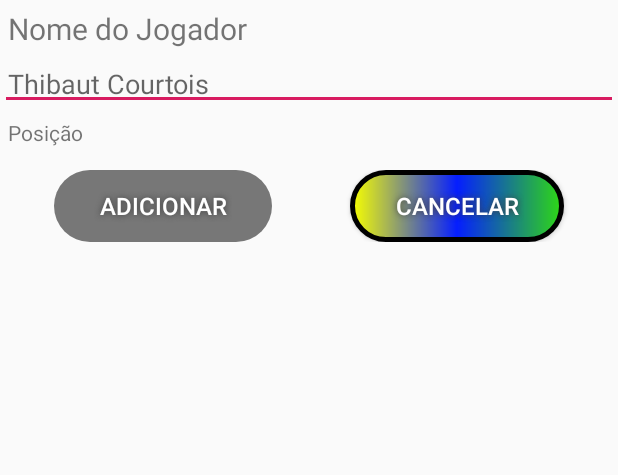
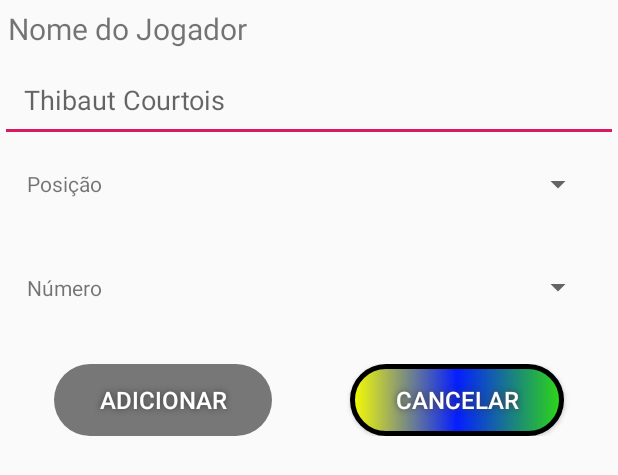
Before and after one commit to leoPirpiri/ProTournamentManager, an Android app: the layout alerta_novo_jogador.xml on its own in the app's theme, with its tools: preview values and no code run, on a phone screen of 412 x 824 dp. Shown: the top 475 px of the screen. Run offline under Robolectric (Android 15) with nearby library versions, the phone set to English and light mode, and no system bars.

Commit message:
Adcionando e editando jogadores

```diff
--- a/app/src/main/java/com/leoPirpiri/protournamentmanager/TorneioActivity.java
+++ b/app/src/main/java/com/leoPirpiri/protournamentmanager/TorneioActivity.java
@@ -264,12 +264,6 @@ public class TorneioActivity extends AppCompatActivity {
     private void mostrarAlerta(AlertDialog.Builder builder){
         alertaDialog = builder.create();
         alertaDialog.show();
-        Button btnDialog = ((Button)alertaDialog.findViewById(android.R.id.button1));
-        btnDialog.setBackgroundResource(R.drawable.button_shape_enabled);
-        btnDialog.setTextColor(getResources().getColor(R.color.btn_default_color));
-        btnDialog = ((Button)alertaDialog.findViewById(android.R.id.button2));
-        btnDialog.setBackgroundResource(R.drawable.button_shape_enabled);
-        btnDialog.setTextColor(getResources().getColor(R.color.btn_default_color));
     }
 
     private void listarTimes(){
--- a/app/src/main/java/control/Olimpia.java
+++ b/app/src/main/java/control/Olimpia.java
@@ -101,9 +101,9 @@ public class Olimpia implements Serializable {
     public Olimpia testeExemplos (Olimpia teste){
         Torneio tTeste = new Torneio(teste.getNovoTorneioId(), "Taça Pirpiri de Futsal");
         Equipe eTeste = new Equipe(tTeste.getNovoElementoId(tTeste.TIPO_TIME), "Maciel de Cima Futsal", "MCF");
-        Jogador jTeste = new Jogador(eTeste.getNovoJogadorId(), "João Cana-brava", "ATK", 2);
+        Jogador jTeste = new Jogador(eTeste.getNovoJogadorId(), "João Cana-brava", 3, 2);
         eTeste.addJogador(jTeste);
-        jTeste = new Jogador(eTeste.getNovoJogadorId(), "Nome do goleiro", "GK", 1);
+        jTeste = new Jogador(eTeste.getNovoJogadorId(), "Nome do goleiro", 4, 1);
         eTeste.addJogador(jTeste);
         tTeste.addTime(eTeste);
         teste.addTorneio(tTeste);
--- a/app/src/main/res/layout/alerta_novo_jogador.xml
+++ b/app/src/main/res/layout/alerta_novo_jogador.xml
@@ -1,50 +1,88 @@
 <?xml version="1.0" encoding="utf-8"?>
-<LinearLayout
-    xmlns:android="http://schemas.android.com/apk/res/android"
+<LinearLayout xmlns:android="http://schemas.android.com/apk/res/android"
     android:layout_width="match_parent"
     android:layout_height="match_parent"
+    android:divider="?android:attr/listDivider"
     android:orientation="vertical">
+
     <TextView
         android:layout_width="match_parent"
         android:layout_height="wrap_content"
+        android:padding="5dp"
         android:text="@string/lbl_nome_jogador"
-        android:textSize="20dp"
-        android:padding="5dp"/>
+        android:textSize="20dp" />
+
     <EditText
         android:id="@+id/etx_nome_novo_jogador"
         android:layout_width="match_parent"
         android:layout_height="wrap_content"
+        android:hint="@string/hint_nome_jogador"
         android:maxLength="35"
-        android:hint="@string/hint_nome_jogador"
-        android:singleLine="true"
-        android:padding="5dp"/>
+        android:padding="@dimen/fab_margin"
+        android:singleLine="true" />
+
     <LinearLayout
         android:layout_width="match_parent"
-        android:layout_height="wrap_content">
+        android:layout_height="wrap_content"
+        android:padding="@dimen/fab_margin"
+        android:gravity="center">
+
         <TextView
             android:layout_width="wrap_content"
             android:layout_height="wrap_content"
-            android:text="@string/lbl_posicao"
-            android:padding="5dp"/>
+            android:padding="2dp"
+            android:layout_marginRight="8dp"
+            android:text="@string/lbl_posicao" />
+
+        <Spinner
+            android:id="@+id/spr_pos_novo_jogador"
+            android:layout_width="match_parent"
+            android:layout_height="wrap_content"
+            android:scrollbarSize="4dp"
+            android:textAlignment="center"/>
+    </LinearLayout>
+
+    <LinearLayout
+        android:layout_width="match_parent"
+        android:layout_height="wrap_content"
+        android:padding="@dimen/fab_margin"
+        android:gravity="center">
+
+        <TextView
+            android:layout_width="wrap_content"
+            android:layout_height="wrap_content"
+            android:padding="2dp"
+            android:layout_marginRight="8dp"
+            android:text="@string/lbl_numero" />
+
+        <Spinner
+            android:id="@+id/spr_num_novo_jogador"
+            android:layout_width="match_parent"
+            android:layout_height="wrap_content"
+            android:minHeight="50dp"
+            android:scrollbarSize="4dp"
+            android:spinnerMode="dialog"
+            android:textAlignment="center"/>
     </LinearLayout>
 
     <TableLayout
         android:layout_width="match_parent"
         android:layout_height="wrap_content"
+        android:layout_gravity="center"
+        android:padding="10dp"
         android:shrinkColumns="*"
-        android:stretchColumns="*"
-        android:padding="10dp"
-        android:layout_gravity="center">
+        android:stretchColumns="*">
+
         <TableRow
+            android:layout_width="match_parent"
             android:layout_height="wrap_content"
-            android:layout_width="match_parent"
             android:layout_gravity="center"
             android:gravity="center">
+
             <Button
                 android:id="@+id/btn_confirmar_jogador"
                 android:layout_width="match_parent"
                 android:layout_height="wrap_content"
-                android:text="@string/btn_adicionar"
                 android:layout_gravity="center"
                 android:layout_weight="1"
                 android:background="@drawable/button_shape_desabled"
@@ -53,14 +91,14 @@
                 android:shadowDx="0"
                 android:shadowDy="0"
                 android:shadowRadius="5"
+                android:text="@string/btn_adicionar"
                 android:textColor="#FFFFFF"
-                android:textSize="16sp"
-                />
+                android:textSize="16sp" />
+
             <Button
                 android:id="@+id/btn_cancelar_jogador"
                 android:layout_width="match_parent"
                 android:layout_height="wrap_content"
-                android:text="@string/btn_cancelar"
                 android:layout_gravity="center"
                 android:layout_weight="1"
                 android:background="@drawable/button_shape_enabled"
@@ -68,9 +106,9 @@
                 android:shadowDx="0"
                 android:shadowDy="0"
                 android:shadowRadius="5"
+                android:text="@string/btn_cancelar"
                 android:textColor="#FFFFFF"
-                android:textSize="16sp"
-                />
+                android:textSize="16sp" />
         </TableRow>
     </TableLayout>
 </LinearLayout>
```
Also changed, not shown: app/src/main/java/com/leoPirpiri/protournamentmanager/CarrierSemiActivity.java (+5 -4 lines), app/src/main/java/com/leoPirpiri/protournamentmanager/EquipeActivity.java (+84 -24 lines), app/src/main/java/com/leoPirpiri/protournamentmanager/JogadoresAdapter.java (+5 -2 lines), app/src/main/java/com/leoPirpiri/protournamentmanager/MainActivity.java (+1 -6 lines), app/src/main/java/model/Equipe.java (+22 -0 lines), app/src/main/java/model/Jogador.java (+11 -7 lines), app/src/main/res/drawable/listed_item_shape.xml (added, +19 -0 lines), app/src/main/res/layout/item_lista_jogador.xml (+6 -5 lines), app/src/main/res/layout/spinner_item_style.xml (added, +11 -0 lines), app/src/main/res/values/strings.xml (+17 -1 lines).
